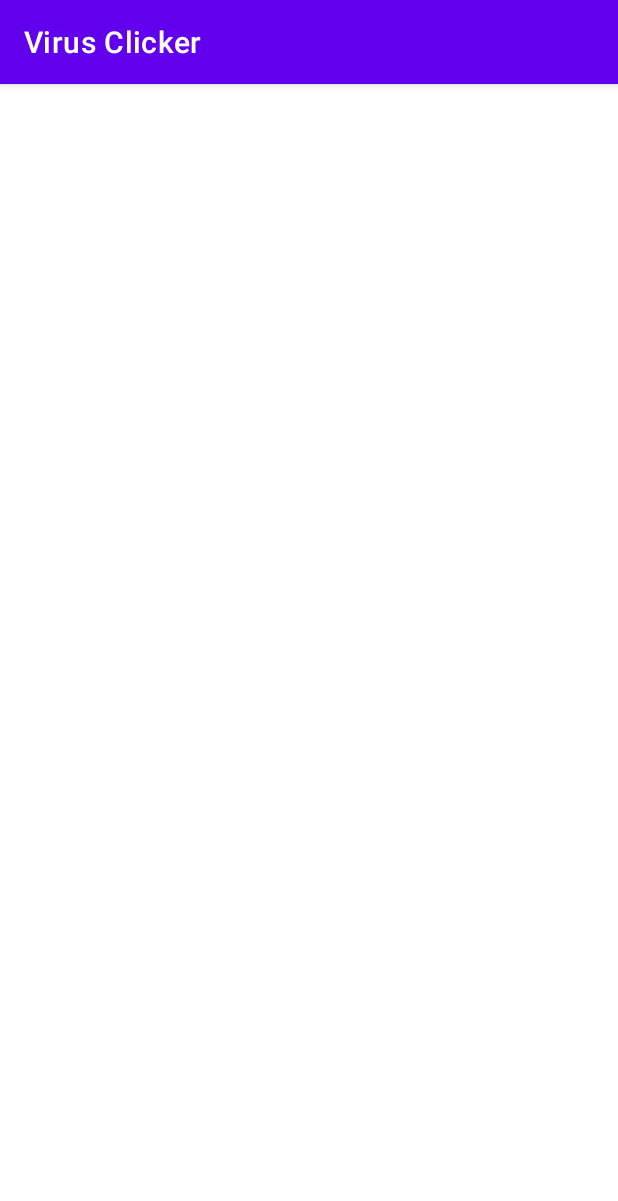
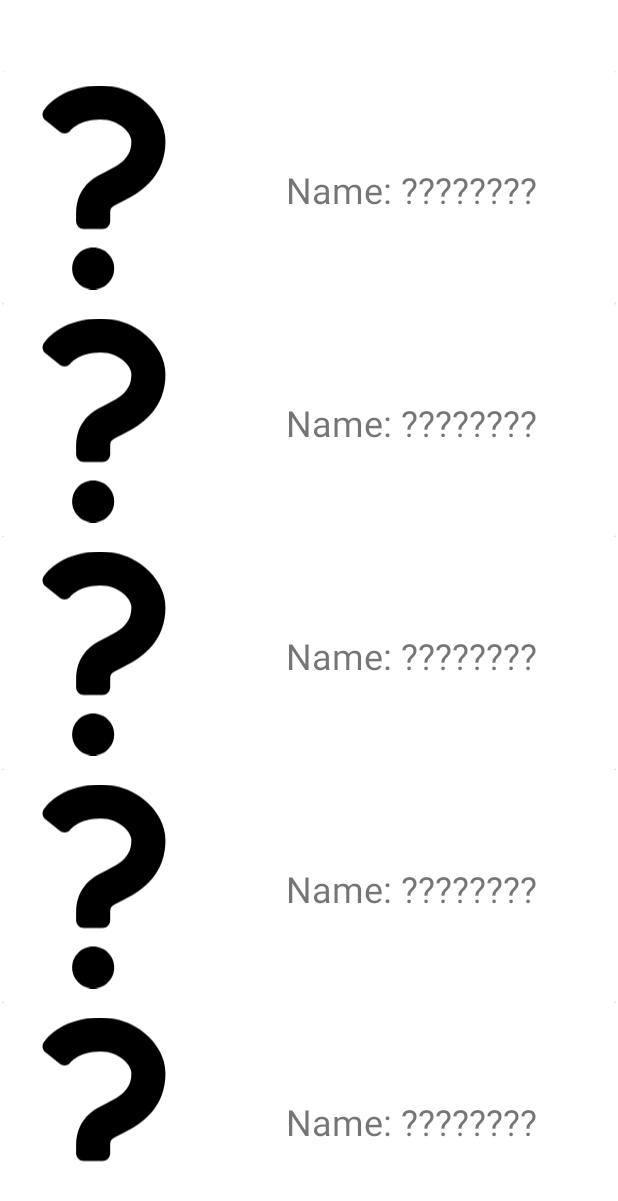
Before and after one commit to dancannotcode/ClickerGame, an Android app: the fragment collectionFragment shown on its own in the app's theme, on a phone screen of 412 x 824 dp. Shown: the top 1201 px of the screen. Run offline under Robolectric (Android 15) with nearby library versions, the phone set to English and light mode, and no system bars.

Commit message:
Got the Collections Page workingish -Collections page now shows list of question marks that can be replaced -Cant fully see them all but will be worked on

```diff
--- a/app/src/main/java/com/example/testing/ui/collectionTab/collectionFragment.java
+++ b/app/src/main/java/com/example/testing/ui/collectionTab/collectionFragment.java
@@ -6,12 +6,25 @@ import android.view.View;
 import android.view.ViewGroup;
 
 import androidx.annotation.NonNull;
+import androidx.annotation.Nullable;
+import androidx.appcompat.app.AppCompatActivity;
 import androidx.fragment.app.Fragment;
+import androidx.recyclerview.widget.LinearLayoutManager;
+import androidx.recyclerview.widget.RecyclerView;
 
+import com.example.testing.R;
 import com.example.testing.databinding.FragmentCollectionBinding;
+import com.example.testing.virusModel;
+import com.example.testing.virus_RecyclerViewAdapter;
+
+import java.util.ArrayList;
+import java.util.Objects;
 
 public class collectionFragment extends Fragment{
 
+    ArrayList<virusModel> virusModel = new ArrayList<>();
+
+    int[] virusPicture = {R.drawable.question_mark,R.drawable.question_mark,R.drawable.question_mark,R.drawable.question_mark,R.drawable.question_mark,R.drawable.question_mark,R.drawable.question_mark};
     private FragmentCollectionBinding binding;
 
     @Override
@@ -22,9 +35,41 @@ public class collectionFragment extends Fragment{
         return binding.getRoot();
 
     }
+
+    @Override
+    public void onViewCreated(@NonNull View view, @Nullable Bundle savedInstanceState){
+        RecyclerView recyclerView = view.findViewById(R.id.virusRecyclerView);
+        setVirusModel();
+        virus_RecyclerViewAdapter adapter = new virus_RecyclerViewAdapter(getContext(),virusModel);
+        recyclerView.setAdapter(adapter);
+        recyclerView.setLayoutManager(new LinearLayoutManager(getContext()));
+    }
+
+
     @Override
     public void onDestroyView() {
         super.onDestroyView();
         binding = null;
     }
+    @Override
+    public void onResume() {
+        super.onResume();
+        ((AppCompatActivity)getActivity()).getSupportActionBar().hide();
+    }
+    @Override
+    public void onStop() {
+        super.onStop();
+        ((AppCompatActivity)getActivity()).getSupportActionBar().show();
+    }
+
+    private void setVirusModel(){
+        String[] virusName = getResources().getStringArray(R.array.virus_names);
+        String[] virusType = getResources().getStringArray(R.array.virus_type);
+        String[] virusColor = getResources().getStringArray(R.array.virus_color);
+
+        for (int i = 0; i < virusName.length; i++){
+            virusModel.add(new virusModel(virusColor[i],virusType[i],virusName[i],virusPicture[i]));
+        }
+    }
+
 }
--- /dev/null
+++ b/app/src/main/java/com/example/testing/virusModel.java
@@ -0,0 +1,33 @@
+package com.example.testing;
+
+public class virusModel {
+    String virusColor;
+    String virusType;
+    String virusName;
+    int image;
+
+
+    public virusModel(String virusColor, String virusType, String virusName, int image) {
+        this.virusColor = virusColor;
+        this.virusType = virusType;
+        this.virusName = virusName;
+        this.image = image;
+    }
+
+    public String getVirusColor() {
+        return virusColor;
+    }
+
+    public String getVirusType() {
+        return virusType;
+    }
+
+    public String getVirusName() {
+        return virusName;
+    }
+
+    public int getImage(){
+        return image;
+    }
+
+}
--- /dev/null
+++ b/app/src/main/java/com/example/testing/virus_RecyclerViewAdapter.java
@@ -0,0 +1,59 @@
+package com.example.testing;
+
+import android.content.Context;
+import android.view.LayoutInflater;
+import android.view.View;
+import android.view.ViewGroup;
+import android.widget.ImageView;
+import android.widget.TextView;
+
+import androidx.annotation.NonNull;
+import androidx.recyclerview.widget.RecyclerView;
+
+import java.lang.reflect.Array;
+import java.util.ArrayList;
+
+public class virus_RecyclerViewAdapter extends RecyclerView.Adapter<virus_RecyclerViewAdapter.MyViewHolder> {
+
+    Context context;
+    ArrayList<virusModel> virusModel;
+    public virus_RecyclerViewAdapter(Context context, ArrayList<virusModel> virusModel){
+        this.context = context;
+        this.virusModel = virusModel;
+    }
+
+    @NonNull
+    @Override
+    public virus_RecyclerViewAdapter.MyViewHolder onCreateViewHolder(@NonNull ViewGroup parent, int viewType) {
+        //Inflates layout and gives the rows the look
+        LayoutInflater inflater = LayoutInflater.from(context);
+        View view = inflater.inflate(R.layout.recycler_row, parent,false);
+        return new virus_RecyclerViewAdapter.MyViewHolder(view);
+    }
+
+    @Override
+    public void onBindViewHolder(@NonNull virus_RecyclerViewAdapter.MyViewHolder holder, int position) {
+        //makes the rows go in the correct place after scrolling
+        holder.imageView.setImageResource(virusModel.get(position).getImage());
+        holder.virusName.setText(virusModel.get(position).getVirusName());
+
+    }
+
+    @Override
+    public int getItemCount() {
+        //how many items are there total
+        return virusModel.size();
+    }
+
+    public static class MyViewHolder extends RecyclerView.ViewHolder{
+        ImageView imageView;
+        TextView virusName;
+        //does the creating of the rows
+        public MyViewHolder(@NonNull View itemView) {
+            super(itemView);
+            imageView = itemView.findViewById(R.id.virusImageCollection);
+            virusName = itemView.findViewById(R.id.virusNameCollection);
+
+        }
+    }
+}
--- /dev/null
+++ b/app/src/main/res/drawable/question_mark.xml
@@ -0,0 +1,12 @@
+<vector xmlns:android="http://schemas.android.com/apk/res/android"
+    android:width="800dp"
+    android:height="800dp"
+    android:viewportWidth="512"
+    android:viewportHeight="512">
+  <path
+      android:pathData="M396.14,85.29c-13.17,-25.04 -33.79,-45.9 -59.34,-61.03C311.26,9.2 280.43,0 246.98,0c-41.24,-0.1 -75.5,10.64 -101.36,25.52c-25.96,14.83 -37.16,32.09 -37.16,32.09c-4.36,3.79 -6.82,9.29 -6.72,15.06c0.12,5.77 2.78,11.19 7.27,14.78l35.93,28.78c7.32,5.86 17.81,5.64 24.88,-0.52c0,0 4.41,-7.98 18.25,-15.88c13.91,-7.85 31.94,-14.17 58.91,-14.26c23.52,-0.05 44.02,8.73 58.02,20.72c6.95,5.94 12.15,12.59 15.33,18.68c3.21,6.14 4.38,11.5 4.36,15.57c-0.07,13.77 -2.74,22.77 -6.6,30.44c-2.94,5.73 -6.79,10.81 -11.74,15.74c-7.38,7.38 -17.4,14.21 -28.63,20.48c-11.24,6.35 -23.36,11.93 -35.61,18.68c-13.98,7.74 -28.77,18.86 -39.7,35.54c-5.45,8.25 -9.71,17.69 -12.42,27.64c-2.74,9.96 -3.98,20.41 -3.98,31.07c0,11.37 0,20.71 0,20.71c0,10.72 8.69,19.41 19.41,19.41h46.76c10.72,0 19.41,-8.69 19.41,-19.41c0,0 0,-9.34 0,-20.71c0,-4.11 0.47,-6.76 0.92,-8.44c0.77,-2.51 1.21,-3.14 2.47,-4.67c1.29,-1.45 3.89,-3.67 8.7,-6.33c7.02,-3.95 18.3,-9.28 31.07,-16.18c19.12,-10.46 42.37,-24.65 61.97,-48.06c9.75,-11.69 18.37,-25.76 24.32,-41.97c6,-16.21 9.24,-34.43 9.23,-53.96C410.24,120.76 404.88,101.97 396.14,85.29z"
+      android:fillColor="#000000"/>
+  <path
+      android:pathData="M228.81,406.44c-29.15,0 -52.79,23.64 -52.79,52.79c0,29.14 23.64,52.77 52.79,52.77c29.14,0 52.76,-23.64 52.76,-52.77C281.57,430.08 257.95,406.44 228.81,406.44z"
+      android:fillColor="#000000"/>
+</vector>
--- a/app/src/main/res/layout/fragment_collection.xml
+++ b/app/src/main/res/layout/fragment_collection.xml
@@ -6,19 +6,16 @@
     android:layout_height="match_parent"
     tools:context=".ui.collectionTab.collectionFragment">
 
-    <LinearLayout
+    <androidx.recyclerview.widget.RecyclerView
+        android:id="@+id/virusRecyclerView"
         android:layout_width="409dp"
         android:layout_height="729dp"
         android:layout_marginStart="1dp"
+        android:layout_marginTop="1dp"
         android:layout_marginEnd="1dp"
         android:layout_marginBottom="1dp"
-        android:orientation="vertical"
         app:layout_constraintBottom_toBottomOf="parent"
         app:layout_constraintEnd_toEndOf="parent"
-        app:layout_constraintStart_toStartOf="parent">
-        <ListView
-            android:id="@+id/list"
-            android:layout_width="match_parent"
-            android:layout_height="match_parent"/>
-    </LinearLayout>
+        app:layout_constraintStart_toStartOf="parent"
+        app:layout_constraintTop_toTopOf="parent" />
 </androidx.constraintlayout.widget.ConstraintLayout>
--- /dev/null
+++ b/app/src/main/res/layout/recycler_row.xml
@@ -0,0 +1,43 @@
+<?xml version="1.0" encoding="utf-8"?>
+<androidx.constraintlayout.widget.ConstraintLayout xmlns:android="http://schemas.android.com/apk/res/android"
+    xmlns:app="http://schemas.android.com/apk/res-auto"
+    xmlns:tools="http://schemas.android.com/tools"
+    android:layout_width="match_parent"
+    android:layout_height="wrap_content">
+
+    <androidx.cardview.widget.CardView
+        android:layout_width="409dp"
+        android:layout_height="wrap_content"
+        android:layout_marginEnd="2dp"
+        app:layout_constraintBottom_toBottomOf="parent"
+        app:layout_constraintEnd_toEndOf="parent"
+        app:layout_constraintStart_toStartOf="parent"
+        app:layout_constraintTop_toTopOf="parent" >
+
+        <androidx.constraintlayout.widget.ConstraintLayout
+            android:layout_width="match_parent"
+            android:layout_height="match_parent">
+
+            <TextView
+                android:id="@+id/virusNameCollection"
+                android:layout_width="275dp"
+                android:layout_height="30dp"
+                android:text="@string/unknown_virus"
+                android:textAlignment="center"
+                android:textSize="24sp"
+                app:layout_constraintBottom_toBottomOf="parent"
+                app:layout_constraintEnd_toEndOf="parent"
+                app:layout_constraintStart_toEndOf="@+id/virusImageCollection"
+                app:layout_constraintTop_toTopOf="parent" />
+
+            <ImageView
+                android:id="@+id/virusImageCollection"
+                android:layout_width="136dp"
+                android:layout_height="155dp"
+                app:layout_constraintBottom_toBottomOf="parent"
+                app:layout_constraintStart_toStartOf="parent"
+                app:layout_constraintTop_toTopOf="parent"
+                app:srcCompat="@drawable/question_mark" />
+        </androidx.constraintlayout.widget.ConstraintLayout>
+    </androidx.cardview.widget.CardView>
+</androidx.constraintlayout.widget.ConstraintLayout>
--- a/app/src/main/res/values/strings.xml
+++ b/app/src/main/res/values/strings.xml
@@ -14,4 +14,32 @@
     <string name="new_game">New Game</string>
     <string name="continue_game">Continue Game</string>
     <string name="viral_clicker">Viral\nClicker</string>
+    <string name="unknown_virus">Name: ??????????</string>
+    <string-array name="virus_names">
+        <item>Name: ????????</item>
+        <item>Name: ????????</item>
+        <item>Name: ????????</item>
+        <item>Name: ????????</item>
+        <item>Name: ????????</item>
+        <item>Name: ????????</item>
+        <item>Name: ????????</item>
+    </string-array>
+    <string-array name="virus_color">
+        <item>color.black</item>
+        <item>color.black</item>
+        <item>color.black</item>
+        <item>color.black</item>
+        <item>color.black</item>
+        <item>color.black</item>
+        <item>color.black</item>
+    </string-array>
+    <string-array name="virus_type">
+        <item>Bacteria</item>
+        <item>Bacteria</item>
+        <item>Bacteria</item>
+        <item>Bacteria</item>
+        <item>Bacteria</item>
+        <item>Bacteria</item>
+        <item>Bacteria</item>
+    </string-array>
 </resources>
```
Also changed, not shown: 1 other file.
